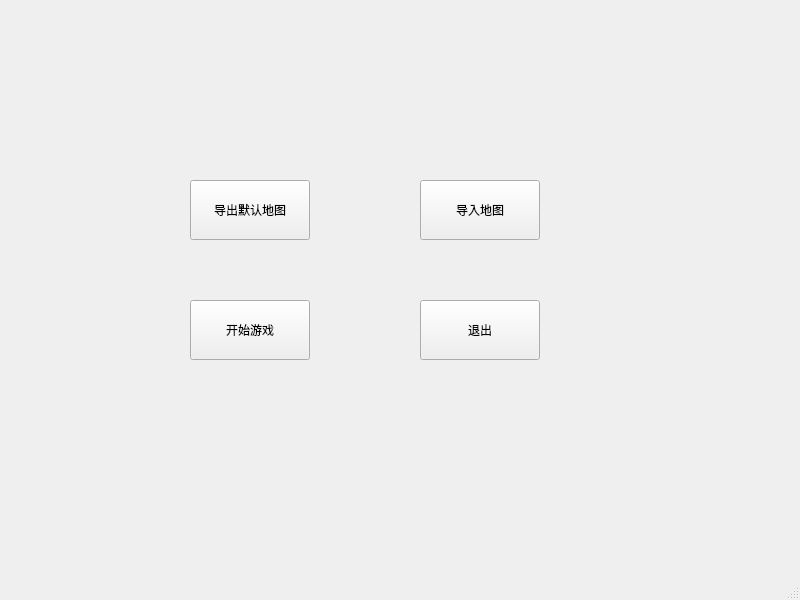
Old version of the form mainwindow.ui in the repository cjh-0806/NJU-advanced-programming-project2.
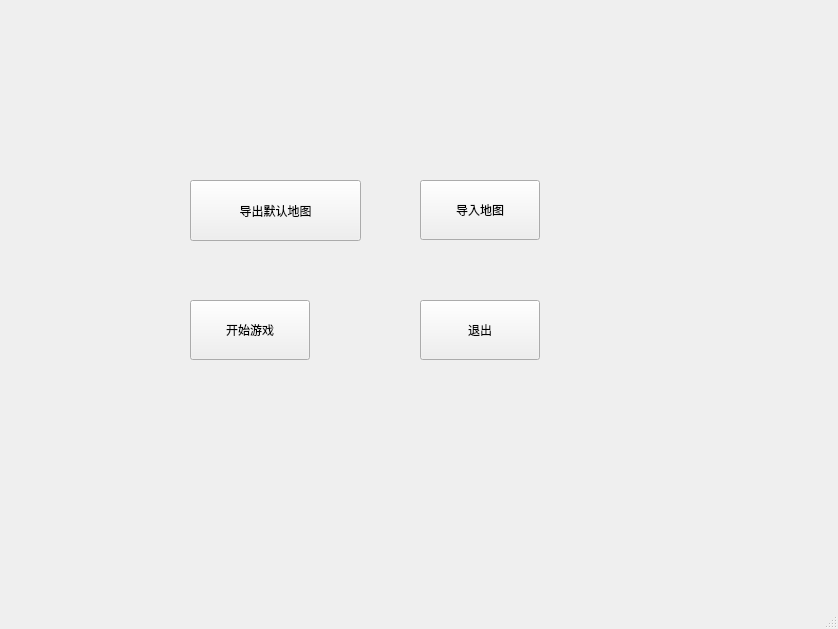
New version of the form.

Patch:
```diff
--- a/mainwindow.ui
+++ b/mainwindow.ui
@@ -6,8 +6,8 @@
    <rect>
     <x>0</x>
     <y>0</y>
-    <width>800</width>
-    <height>600</height>
+    <width>838</width>
+    <height>629</height>
    </rect>
   </property>
   <property name="windowTitle">
@@ -32,8 +32,8 @@
      <rect>
       <x>190</x>
       <y>180</y>
-      <width>120</width>
-      <height>60</height>
+      <width>171</width>
+      <height>61</height>
      </rect>
     </property>
     <property name="text">
```
Left out of the diff: 4 changed lines with no effect on the pictures.
